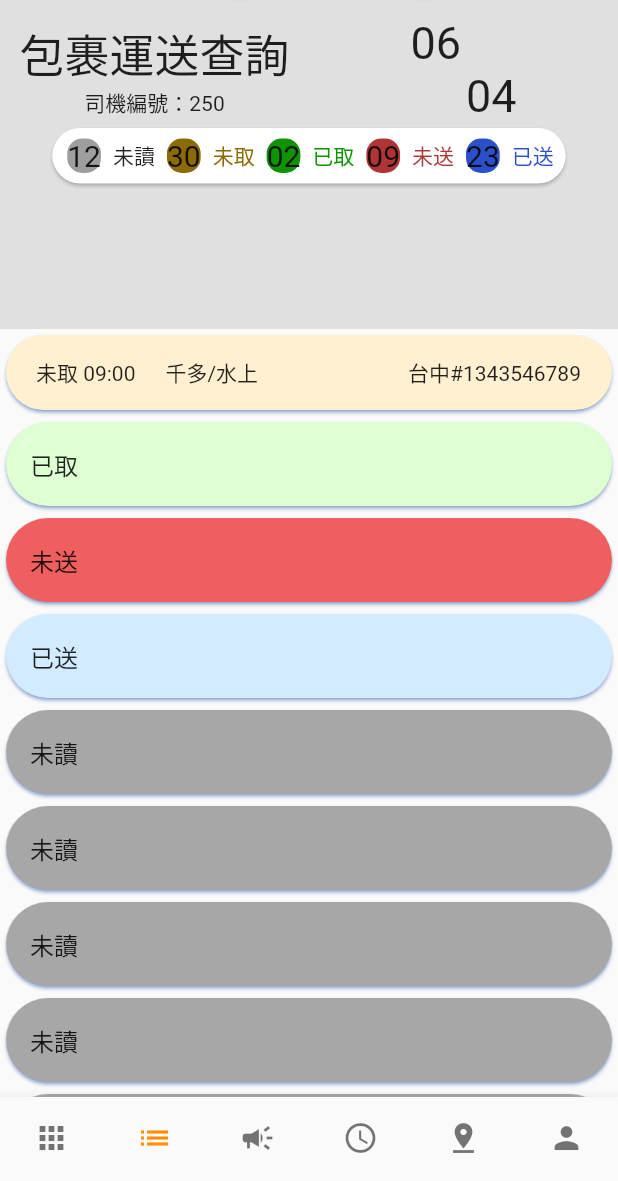
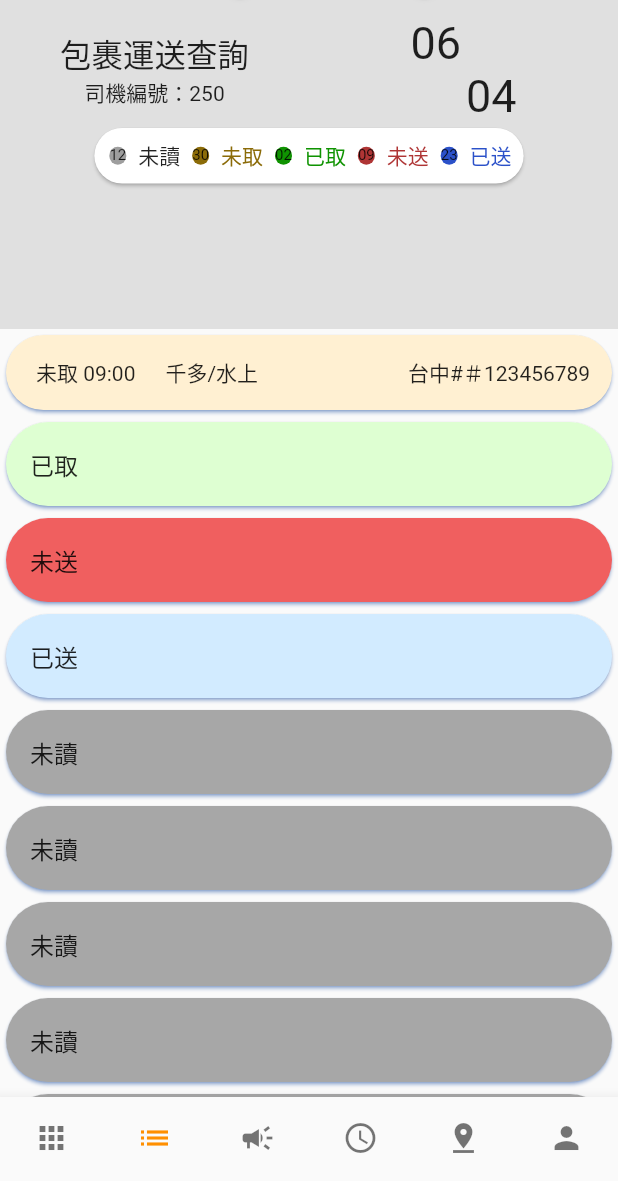
Before and after one commit to xuanzong06/atom_go, a Flutter app: the screen it shows after launch, item 2 of the bottom bar chosen, on a phone screen of 412 x 824 dp, the part 55-1236 px from its top. Run offline on Flutter 3.47's test engine with Material 2 defaults, Android fonts, the phone set to English and light mode, and no system bars; our stand-ins replace marquee, package_info_plus; missing offline and left inert: launch_review.

```diff
--- a/lib/FrontPage.dart
+++ b/lib/FrontPage.dart
@@ -1,6 +1,5 @@
 import 'package:flutter/material.dart';
 import 'HorizontalLine.dart';
-
 
 class FrontPage extends StatefulWidget {
   const FrontPage({Key? key}) : super(key: key);
@@ -10,10 +9,38 @@ class FrontPage extends StatefulWidget {
 }
 
 class _FrontPageState extends State<FrontPage> {
+  final _scaffoldKey =
+      GlobalKey<ScaffoldState>(); //自定義IconButton.menu 需要這個值 1/3
   @override
   Widget build(BuildContext context) {
     return MaterialApp(
       home: Scaffold(
+        key: _scaffoldKey, //自定義IconButton.menu 需要這個值 2/3
+        drawer: Drawer(
+          child: ListView(
+            padding: EdgeInsets.zero,
+            children: [
+              Container(
+                height: 100,
+                child: DrawerHeader(
+                  child: Text('導覽列'),
+                  decoration: BoxDecoration(
+                    color: Colors.yellow,
+                  ),
+                ),
+              ),
+
+              ListTile(
+                title: Text('Option1'),
+                onTap: (){},
+              ),
+              ListTile(
+                title: Text('Option1'),
+                onTap: (){},
+              ),
+            ],
+          ),
+        ),
         body: SafeArea(
           child: Container(
             child: Column(
@@ -31,7 +58,12 @@ class _FrontPageState extends State<FrontPage> {
                             SafeArea(
                               child: Row(
                                 children: [
-                                  Text('選單'),
+                                  IconButton(
+                                    onPressed: () =>
+                                        _scaffoldKey.currentState?.openDrawer(),
+                                    //自定義IconButton.menu 需要這個值 3/3
+                                    icon: Icon(Icons.menu),
+                                  ),
                                   Text('打卡功能1'),
                                   Switch(
                                       value: false,
@@ -44,7 +76,10 @@ class _FrontPageState extends State<FrontPage> {
                                       onChanged: (value) {
                                         value = true;
                                       }),
-                                  Text('三個點'),
+                                  IconButton(
+                                    onPressed: () {},
+                                    icon: Icon(Icons.more_horiz),
+                                  ),
                                 ],
                               ),
                             ),
@@ -101,7 +136,8 @@ class _FrontPageState extends State<FrontPage> {
                 Expanded(
                   flex: 6, //因為增加bottonNavigationBar 從7降低為6
                   child: ListView(
-                    children: [Container(
+                    children: [
+                      Container(
                         color: Colors.white,
                         child: Column(
                           children: [
@@ -164,7 +200,8 @@ class _FrontPageState extends State<FrontPage> {
                                                     children: [
                                                       Text(
                                                         '未取',
-                                                      textAlign: TextAlign.left,
+                                                        textAlign:
+                                                            TextAlign.left,
                                                       ),
                                                     ],
                                                   ),
@@ -174,9 +211,10 @@ class _FrontPageState extends State<FrontPage> {
                                                     children: [
                                                       Text(
                                                         '30',
-                                                      textAlign: TextAlign.right,
+                                                        textAlign:
+                                                            TextAlign.right,
                                                         style: TextStyle(
-                                                        fontSize: 100.0,
+                                                          fontSize: 50.0,
                                                           fontWeight:
                                                               FontWeight.bold,
                                                         ),
@@ -200,10 +238,12 @@ class _FrontPageState extends State<FrontPage> {
                                                   Container(
                                                     child: Text(
                                                       '02',
-                                                    textAlign: TextAlign.right,
+                                                      textAlign:
+                                                          TextAlign.right,
                                                       style: TextStyle(
-                                                      fontSize: 100.0,
-                                                      fontWeight: FontWeight.bold,
+                                                        fontSize: 50.0,
+                                                        fontWeight:
+                                                            FontWeight.bold,
                                                       ),
                                                     ),
                                                   ),
@@ -247,10 +287,12 @@ class _FrontPageState extends State<FrontPage> {
                                                   Container(
                                                     child: Text(
                                                       '09',
-                                                    textAlign: TextAlign.right,
+                                                      textAlign:
+                                                          TextAlign.right,
                                                       style: TextStyle(
-                                                      fontSize: 100.0,
-                                                      fontWeight: FontWeight.bold,
+                                                        fontSize: 50.0,
+                                                        fontWeight:
+                                                            FontWeight.bold,
                                                       ),
                                                     ),
                                                   ),
@@ -271,10 +313,12 @@ class _FrontPageState extends State<FrontPage> {
                                                   Container(
                                                     child: Text(
                                                       '23',
-                                                    textAlign: TextAlign.right,
+                                                      textAlign:
+                                                          TextAlign.right,
                                                       style: TextStyle(
-                                                      fontSize: 100.0,
-                                                      fontWeight: FontWeight.bold,
+                                                        fontSize: 50.0,
+                                                        fontWeight:
+                                                            FontWeight.bold,
                                                       ),
                                                     ),
                                                   ),
@@ -338,7 +382,8 @@ class _FrontPageState extends State<FrontPage> {
                             ),
                           ],
                         ),
-                    ),],
+                      ),
+                    ],
                   ),
                 ),
               ],
--- a/lib/PackageStatus.dart
+++ b/lib/PackageStatus.dart
@@ -63,7 +63,7 @@ class _PackageStatusState extends State<PackageStatus> {
                                   Text(
                                     '包裹運送查詢',
                                     style: TextStyle(
-                                      fontSize: 30.0,
+                                      fontSize: 21.0,
                                     ),
                                   ),
                                   Text('司機編號：250'),
@@ -107,7 +107,7 @@ class _PackageStatusState extends State<PackageStatus> {
                                       // color: Colors.grey, //因為宣告BoxDecoration，所以要移進去
                                       child: Text(
                                         '12',
-                                        style: TextStyle(fontSize: 20.0),
+                                        style: TextStyle(fontSize: 10.0),
                                       ),
                                     ),
                                   ),
@@ -126,7 +126,7 @@ class _PackageStatusState extends State<PackageStatus> {
                                       // color: Colors.grey, //因為宣告BoxDecoration，所以要移進去
                                       child: Text(
                                         '30',
-                                        style: TextStyle(fontSize: 20.0),
+                                        style: TextStyle(fontSize: 10.0),
                                       ),
                                     ),
                                   ),
@@ -150,7 +150,7 @@ class _PackageStatusState extends State<PackageStatus> {
                                       // color: Colors.grey, //因為宣告BoxDecoration，所以要移進去
                                       child: Text(
                                         '02',
-                                        style: TextStyle(fontSize: 20.0),
+                                        style: TextStyle(fontSize: 10.0),
                                       ),
                                     ),
                                   ),
@@ -174,7 +174,7 @@ class _PackageStatusState extends State<PackageStatus> {
                                       // color: Colors.grey, //因為宣告BoxDecoration，所以要移進去
                                       child: Text(
                                         '09',
-                                        style: TextStyle(fontSize: 20.0),
+                                        style: TextStyle(fontSize: 10.0),
                                       ),
                                     ),
                                   ),
@@ -198,7 +198,7 @@ class _PackageStatusState extends State<PackageStatus> {
                                       // color: Colors.grey, //因為宣告BoxDecoration，所以要移進去
                                       child: Text(
                                         '23',
-                                        style: TextStyle(fontSize: 20.0),
+                                        style: TextStyle(fontSize: 10.0),
                                       ),
                                     ),
                                   ),
@@ -231,6 +231,7 @@ class _PackageStatusState extends State<PackageStatus> {
                         color: Color(0xFFFFF0D2),
                         shadowColor: Colors.blueAccent,
                         child: Row(
+                          // mainAxisSize: MainAxisSize.max,
                           children: [
                             Container(
                               height: 50.0,
@@ -246,9 +247,12 @@ class _PackageStatusState extends State<PackageStatus> {
                               child: Text('千多/水上'),
                             ),
                             Flexible(
-                              child: Text(
-                                '台中#1343546789',
-                                overflow: TextOverflow.fade,
+                              child: Container(
+                                // padding: EdgeInsets.only(right: 13.0),
+                                child: Text(
+                                  '台中#＃123456789', //我注意到＃井字號後面會直接強制省略
+                                  overflow: TextOverflow.ellipsis,
+                                ),
                               ),
                             ),
                           ],
--- a/lib/main.dart
+++ b/lib/main.dart
@@ -22,7 +22,15 @@ import 'DriverInfo.dart';
 import 'bottomNavigationbarTest.dart';
 import 'PackageStatus.dart';
 
+import 'package:flutter/services.dart';
+
 void main() {
+  //強制畫面直立，不要轉向
+  SystemChrome.setPreferredOrientations([
+    DeviceOrientation.portraitUp,
+    DeviceOrientation.portraitDown,
+  ]);
+
   // 自訂地的Route寫在runApp裡面
   runApp(MaterialApp(
     title: 'Named Routes Demo',
```
Lines whose indentation alone changed are shown as unchanged.
